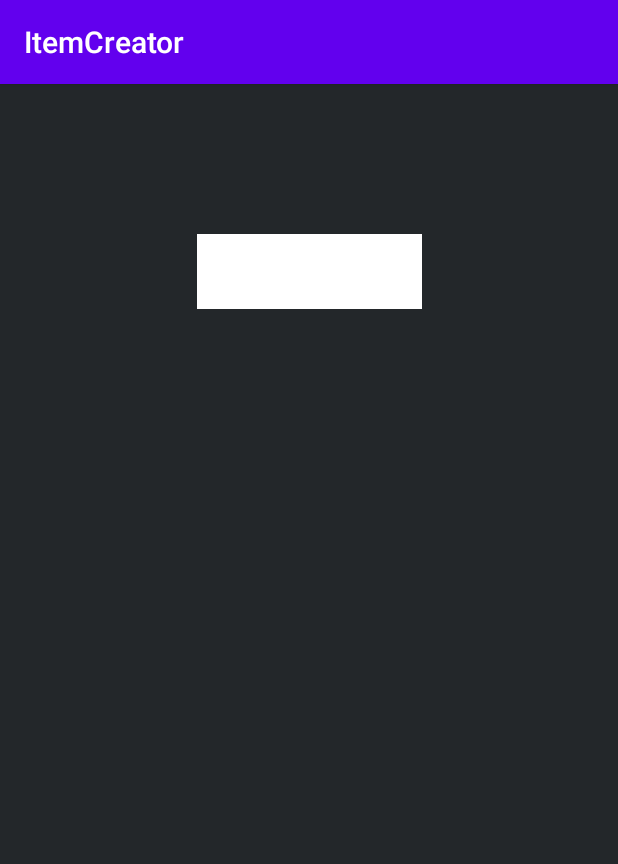
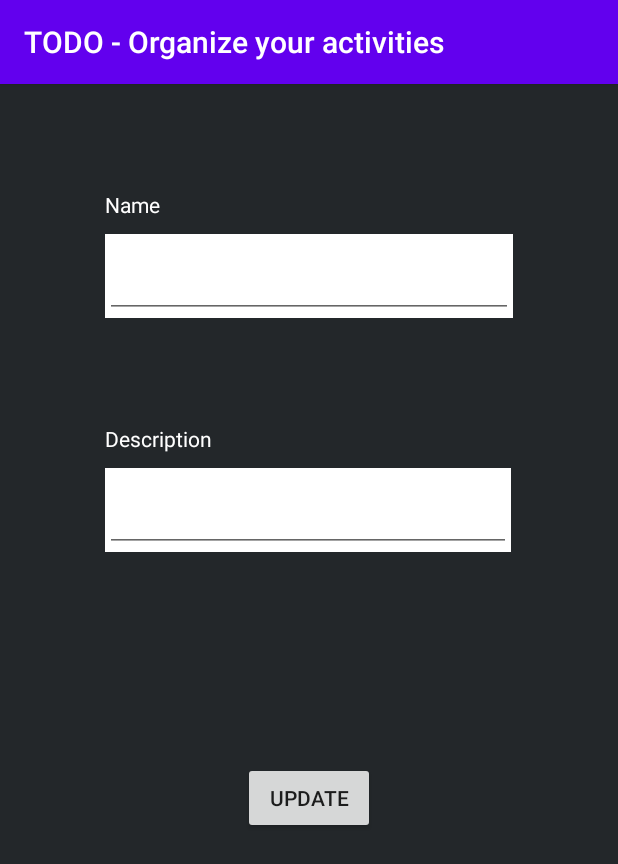
Before and after one commit to vanny96/items_list, an Android app: the fragment DetailPage shown on its own in the app's theme, on a phone screen of 412 x 824 dp. Shown: the top 864 px of the screen. Run offline under Robolectric (Android 15) with nearby library versions, the light colour scheme and no system bars; 4 statements that could not run were skipped.

Commit message:
Improved detail view and added separation of concern between data and view

```diff
--- a/app/src/main/java/com/training/itemcreator/fragments/DetailPage.kt
+++ b/app/src/main/java/com/training/itemcreator/fragments/DetailPage.kt
@@ -5,13 +5,27 @@ import androidx.fragment.app.Fragment
 import android.view.LayoutInflater
 import android.view.View
 import android.view.ViewGroup
-import android.widget.TextView
+import android.widget.Button
+import android.widget.Toast
 import androidx.navigation.fragment.navArgs
+import com.google.android.material.textfield.TextInputEditText
 import com.training.itemcreator.R
+import com.training.itemcreator.model.TodoModel
+import com.training.itemcreator.repository.TodoRepository
+import com.training.itemcreator.util.hideKeyboard
 
 class DetailPage : Fragment() {
 
-    val args: DetailPageArgs by navArgs()
+    private val repository = TodoRepository()
+
+    private val todo: TodoModel by lazy {
+        val args: DetailPageArgs by navArgs()
+        repository.getItem(args.itemId)
+    }
+
+    lateinit var nameField: TextInputEditText
+    lateinit var descriptionField: TextInputEditText
+    lateinit var updateButton: Button
 
     override fun onCreateView(
         inflater: LayoutInflater, container: ViewGroup?,
@@ -19,8 +33,29 @@ class DetailPage : Fragment() {
     ): View? {
         val view = inflater.inflate(R.layout.fragment_detail_page, container, false)
 
-        view.findViewById<TextView>(R.id.id_text).text = args.itemId.toString()
+        nameField = view.findViewById(R.id.name_field)
+        descriptionField = view.findViewById(R.id.description_field)
+        updateButton = view.findViewById(R.id.update_button)
+
+        nameField.setText(todo.name)
+        descriptionField.setText(todo.description)
+
+        nameField.onFocusChangeListener = onFocusChange
+        descriptionField.onFocusChangeListener = onFocusChange
+        updateButton.setOnClickListener(onUpdateClick)
 
         return view
     }
+
+    private val onUpdateClick = View.OnClickListener{ v : View ->
+        todo.id?.let { id ->
+            val updatedTodo = TodoModel(id, nameField.text.toString(), descriptionField.text.toString())
+            repository.update(id, updatedTodo)
+            Toast.makeText(v.context, getText(R.string.todo_updated_toast), Toast.LENGTH_SHORT).show()
+        }
+    }
+
+    private val onFocusChange = View.OnFocusChangeListener{ v, hasFocus ->
+        if(!hasFocus) hideKeyboard(v)
+    }
 }
--- a/app/src/main/res/layout/fragment_detail_page.xml
+++ b/app/src/main/res/layout/fragment_detail_page.xml
@@ -1,23 +1,90 @@
 <?xml version="1.0" encoding="utf-8"?>
-<androidx.constraintlayout.widget.ConstraintLayout xmlns:android="http://schemas.android.com/apk/res/android"
+<ScrollView xmlns:android="http://schemas.android.com/apk/res/android"
     xmlns:app="http://schemas.android.com/apk/res-auto"
     xmlns:tools="http://schemas.android.com/tools"
     android:layout_width="match_parent"
     android:layout_height="match_parent"
     android:background="#23272A"
+    android:clickable="false"
+    android:focusable="false">
+
+    <androidx.constraintlayout.widget.ConstraintLayout
+        android:layout_width="match_parent"
+        android:layout_height="wrap_content"
+        android:clickable="true"
+        android:focusable="true"
+        android:focusableInTouchMode="true"
         tools:context=".fragments.DetailPage">
 
-    <TextView
-        android:id="@+id/id_text"
-        android:layout_width="wrap_content"
-        android:layout_height="0dp"
+        <com.google.android.material.textfield.TextInputLayout
+            android:id="@+id/textInputLayout"
+            android:layout_width="0dp"
+            android:layout_height="wrap_content"
+            android:layout_marginStart="70dp"
             android:layout_marginTop="100dp"
-        android:width="150dp"
-        android:height="50dp"
+            android:layout_marginEnd="70dp"
             android:background="#FFFFFF"
-        android:textAlignment="center"
-        android:textSize="24sp"
             app:layout_constraintEnd_toEndOf="parent"
             app:layout_constraintStart_toStartOf="parent"
-        app:layout_constraintTop_toTopOf="parent" />
+            app:layout_constraintTop_toTopOf="parent">
+
+            <com.google.android.material.textfield.TextInputEditText
+                android:id="@+id/name_field"
+                android:layout_width="match_parent"
+                android:layout_height="wrap_content"
+                android:cursorVisible="false"
+                android:imeOptions="actionDone"
+                android:singleLine="true" />
+        </com.google.android.material.textfield.TextInputLayout>
+
+        <TextView
+            android:id="@+id/textView2"
+            android:layout_width="wrap_content"
+            android:layout_height="wrap_content"
+            android:layout_marginBottom="10dp"
+            android:text="@string/name_label"
+            android:textColor="@android:color/white"
+            app:layout_constraintBottom_toTopOf="@+id/textInputLayout"
+            app:layout_constraintStart_toStartOf="@+id/textInputLayout" />
+
+        <com.google.android.material.textfield.TextInputLayout
+            android:id="@+id/textInputLayout2"
+            android:layout_width="0dp"
+            android:layout_height="wrap_content"
+            android:layout_marginTop="100dp"
+            android:layout_marginEnd="1dp"
+            android:background="#FFFFFF"
+            app:layout_constraintEnd_toEndOf="@+id/textInputLayout"
+            app:layout_constraintStart_toStartOf="@+id/textInputLayout"
+            app:layout_constraintTop_toBottomOf="@+id/textInputLayout">
+
+            <com.google.android.material.textfield.TextInputEditText
+                android:id="@+id/description_field"
+                android:layout_width="match_parent"
+                android:layout_height="wrap_content" />
+        </com.google.android.material.textfield.TextInputLayout>
+
+        <TextView
+            android:id="@+id/textView3"
+            android:layout_width="wrap_content"
+            android:layout_height="wrap_content"
+            android:layout_marginBottom="10dp"
+            android:text="@string/description_label"
+            android:textColor="#FFFFFF"
+            app:layout_constraintBottom_toTopOf="@+id/textInputLayout2"
+            app:layout_constraintStart_toStartOf="@+id/textInputLayout2" />
+
+        <Button
+            android:id="@+id/update_button"
+            android:layout_width="wrap_content"
+            android:layout_height="wrap_content"
+            android:layout_marginTop="140dp"
+            android:layout_marginBottom="70dp"
+            android:text="@string/update_button"
+            app:layout_constraintBottom_toBottomOf="parent"
+            app:layout_constraintEnd_toEndOf="parent"
+            app:layout_constraintStart_toStartOf="parent"
+            app:layout_constraintTop_toBottomOf="@+id/textInputLayout2" />
+
     </androidx.constraintlayout.widget.ConstraintLayout>
+</ScrollView>
--- a/app/src/main/res/values/strings.xml
+++ b/app/src/main/res/values/strings.xml
@@ -1,9 +1,13 @@
 <resources>
-    <string name="app_name">ItemCreator</string>
+    <string name="app_name">TODO - Organize your activities</string>
 
-    <!-- TODO: Remove or change this placeholder text -->
-    <string name="hello_blank_fragment">Hello blank fragment</string>
-    <string name="row_text">I\'m the row called %s!</string>
+    <!-- List page-->
     <string name="add_button">Add row</string>
     <string name="hint_value">Insert row value</string>
+
+    <!-- Detail page-->
+    <string name="update_button">UPDATE</string>
+    <string name="name_label">Name</string>
+    <string name="description_label">Description</string>
+    <string name="todo_updated_toast">Todo updated correctly</string>
 </resources>
```
Also changed, not shown: app/src/main/java/com/training/itemcreator/adapters/MainAdapter.kt (+6 -7 lines), app/src/main/java/com/training/itemcreator/dao/TodoDao.kt (added, +27 -0 lines), app/src/main/java/com/training/itemcreator/fragments/MainList.kt (+23 -27 lines), app/src/main/java/com/training/itemcreator/repository/TodoRepository.kt (added, +23 -0 lines), app/src/main/java/com/training/itemcreator/util/HideKeyboard.kt (added, +15 -0 lines). Lines whose indentation alone changed are shown as unchanged.
